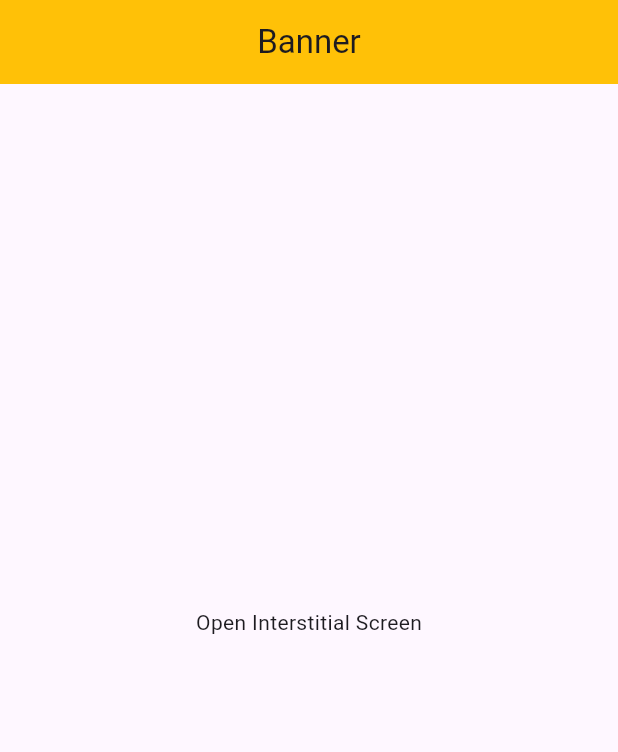
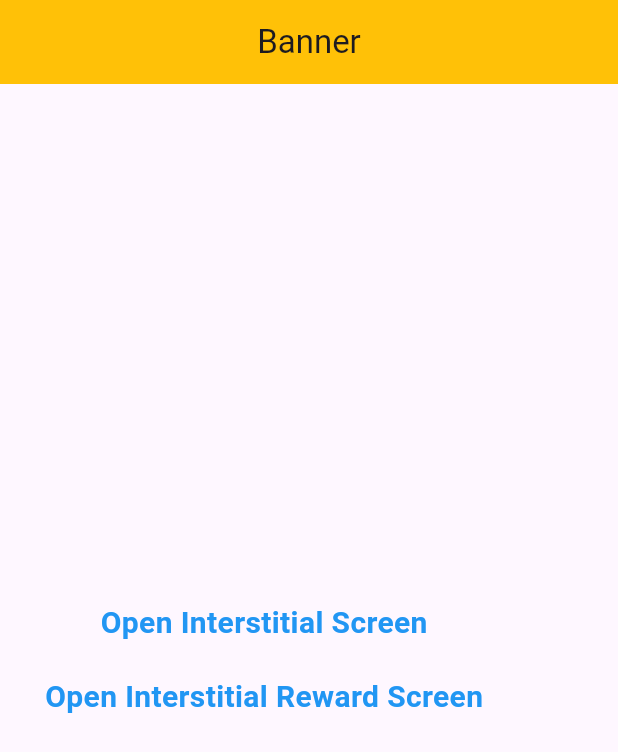
Before and after one commit to Zeeshanhabib5555/ADMOB_ADs-in-Flutter, a Flutter app: the screen it shows after launch, on a phone screen of 412 x 824 dp. Shown: the top 752 px of the screen. Run offline on Flutter 3.47's test engine with Material 3 defaults, Android fonts, the phone set to English and light mode, and no system bars; our stand-ins replace google_mobile_ads; network calls fail.

Commit message:
This is my second comment

```diff
--- a/lib/banner_screen.dart
+++ b/lib/banner_screen.dart
@@ -1,4 +1,5 @@
 import 'package:admob_ads_flutter/data_admob/admob_manager.dart';
+import 'package:admob_ads_flutter/interstitial_reward_screen.dart';
 import 'package:admob_ads_flutter/interstitial_screen.dart';
 import 'package:flutter/material.dart';
 import 'package:google_mobile_ads/google_mobile_ads.dart';
@@ -21,7 +22,7 @@ class _BannerScreenState extends State<BannerScreen> {
     _bannerAd = BannerAd(
       adUnitId: AdmobManager.banner_id,
       request: const AdRequest(),
-        size: AdSize.banner,
+      size: AdSize.fullBanner,
       listener: BannerAdListener(
         //This is used for when Ads is loaded
         onAdLoaded: (Ad ad){
@@ -79,18 +80,30 @@ class _BannerScreenState extends State<BannerScreen> {
           backgroundColor: Colors.amber,
           title: const Center(child: Text('Banner')),
         ),
-      body: Container(
-        alignment: Alignment.center,
-        width: double.infinity,
-        height: double.infinity,
-        child: InkWell
+        body: Padding(
+          padding: const EdgeInsets.symmetric(horizontal: 30),
+          child: Column(
+            mainAxisAlignment: MainAxisAlignment.center,
+            crossAxisAlignment: CrossAxisAlignment.center,
+            children: [
+              InkWell
                 (
                   onTap: (){
-              Navigator.push(context, MaterialPageRoute(builder: (context)=>InterstitialScreen()));
+                    Navigator.push(context, MaterialPageRoute(builder: (context)=>const InterstitialScreen()));
                   },
-            child: Text("Open Interstitial Screen")),
+                  child: const Text("Open Interstitial Screen",style: TextStyle(fontSize: 20,fontWeight: FontWeight.w700,color: Colors.blue),)
               ),
-      bottomNavigationBar: GetBanner(),
+              SizedBox(height: 20,),
+              InkWell
+                (
+                  onTap: (){
+                    Navigator.push(context, MaterialPageRoute(builder: (context)=>const InterstitialRewardScreen()));
+                  },
+                  child: const Text("Open Interstitial Reward Screen",style: TextStyle(fontSize: 20,fontWeight: FontWeight.w700,color: Colors.blue),)
+              ),
+            ],
+          ),
+        )
     );
 
   }
```
Also changed, not shown: lib/interstitial_reward_screen.dart (added, +100 -0 lines). Lines whose indentation alone changed are shown as unchanged.
